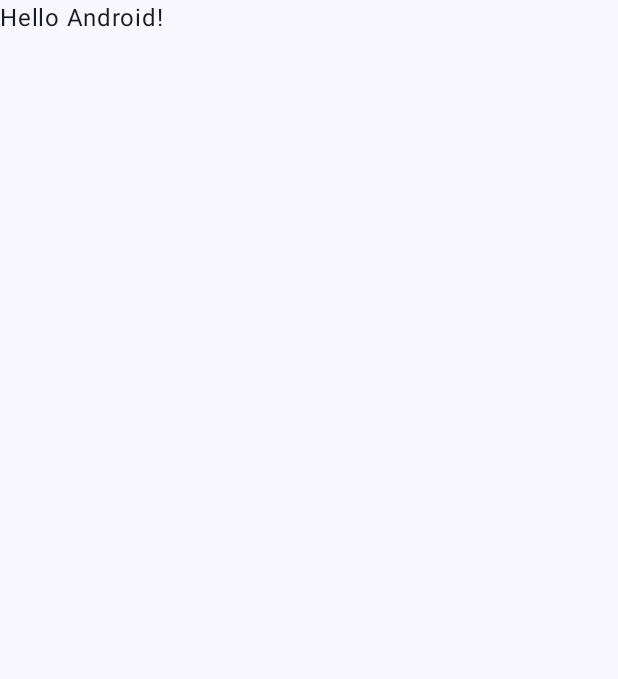
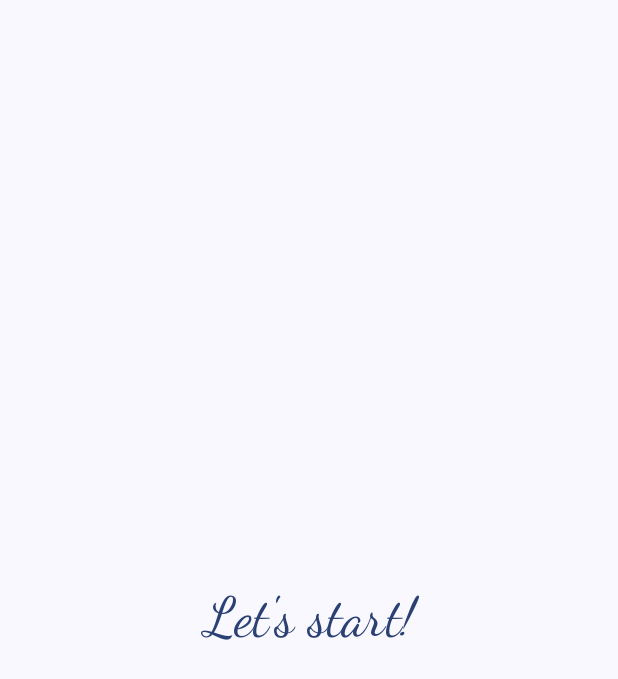
Before and after one commit to B3r3z/HangMan, an Android app built with Jetpack Compose: the screen it shows after launch (MainActivity), on a phone screen of 412 x 824 dp. Before the commit the part shown is almost empty. Shown: the top 679 px of the screen. Run offline under Robolectric (Android 15) with nearby library versions, the phone set to English and light mode, and no system bars.

```diff
--- a/app/src/main/java/com/example/hangman/MainActivity.kt
+++ b/app/src/main/java/com/example/hangman/MainActivity.kt
@@ -1,16 +1,30 @@
 package com.example.hangman
 
 import android.os.Bundle
+import android.service.autofill.OnClickAction
+import android.util.Log
 import androidx.activity.ComponentActivity
 import androidx.activity.compose.setContent
 import androidx.activity.enableEdgeToEdge
+import androidx.compose.foundation.layout.Arrangement
+import androidx.compose.foundation.layout.Column
 import androidx.compose.foundation.layout.fillMaxSize
 import androidx.compose.foundation.layout.padding
+import androidx.compose.material3.MaterialTheme.colorScheme
 import androidx.compose.material3.Scaffold
 import androidx.compose.material3.Text
+import androidx.compose.material3.TextButton
 import androidx.compose.runtime.Composable
+import androidx.compose.ui.Alignment
 import androidx.compose.ui.Modifier
+import androidx.compose.ui.graphics.Color
+import androidx.compose.ui.res.stringArrayResource
+import androidx.compose.ui.res.stringResource
+import androidx.compose.ui.text.font.FontFamily
+import androidx.compose.ui.text.style.TextAlign
 import androidx.compose.ui.tooling.preview.Preview
+import androidx.compose.ui.unit.dp
+import androidx.compose.ui.unit.sp
 import com.example.hangman.ui.theme.HangManTheme
 
 class MainActivity : ComponentActivity() {
@@ -19,29 +33,64 @@ class MainActivity : ComponentActivity() {
         enableEdgeToEdge()
         setContent {
             HangManTheme {
-                Scaffold(modifier = Modifier.fillMaxSize()) { innerPadding ->
-                    Greeting(
-                        name = "Android",
-                        modifier = Modifier.padding(innerPadding)
-                    )
-                }
+                MainScreen()
             }
         }
     }
 }
 
 @Composable
-fun Greeting(name: String, modifier: Modifier = Modifier) {
-    Text(
-        text = "Hello $name!",
-        modifier = modifier
-    )
+fun GameStartButton(text: String, enabled: Boolean, textColor: Color, modifier: Modifier = Modifier, onClick:() ->Unit){
+    TextButton(onClick = onClick, enabled=enabled) {
+        Text(
+            text = text,
+            textAlign = TextAlign.Center,
+            color = if (enabled) textColor else textColor.copy(alpha = 0.5F),
+            fontFamily = FontFamily.Cursive,
+            fontSize = 36.sp,
+            modifier = Modifier
+                .padding(16.dp)
+        )
+    }
+}
+@Composable
+fun MainScreen(modifier: Modifier = Modifier) {
+    val myArrayWords = stringArrayResource(id = R.array.hangman_words)
+    // The Scaffold is a "canvas" for the screen. It provides a surface for the content.
+    Scaffold(modifier = Modifier.fillMaxSize()) { innerPadding ->
+        // The Column is a composable that places its children in a vertical sequence.
+        Column(
+            horizontalAlignment = Alignment.CenterHorizontally, // Center the children horizontally
+            verticalArrangement = Arrangement.Center, // Center the children vertically
+            modifier = Modifier
+                .padding(innerPadding)
+                .fillMaxSize() // Fill the whole screen
+        ) {
+            GameStartButton(
+                text = stringResource(R.string.let_s_start),
+                enabled = true,
+                textColor = colorScheme.primary,
+            ) {
+                // NOTE: This is the trailing lambda of the GameStartButton composable that is called
+                // when the button is clicked. Basically it's the onClick argument of the
+                // GameStartButton composable function
+                val myWords = getMysteryWord(words = myArrayWords)
+                Log.d("MainActivity", "Mystery word: $myWords")
+
+            }
+        }
+    }
 }
 
-@Preview(showBackground = true)
+private fun getMysteryWord(words: Array<String>): String { // Accepts words array
+    return words.random().uppercase()
+}
+
+
+@Preview
 @Composable
-fun GreetingPreview() {
-    HangManTheme {
-        Greeting("Android")
+fun MainScreenPreview() {
+    HangManTheme{
+        MainScreen()
     }
 }
--- a/app/src/main/res/values/array_of_words.xml
+++ b/app/src/main/res/values/array_of_words.xml
@@ -1,2 +1,17 @@
 <?xml version="1.0" encoding="utf-8"?>
-<resources></resources>
+<resources>
+    <string-array name="hangman_words">
+        <item>kot</item>
+        <item>pies</item>
+        <item>samochód</item>
+        <item>krzesło</item>
+        <item>komputer</item>
+        <item>telewizor</item>
+        <item>telefon</item>
+        <item>książka</item>
+        <item>kawa</item>
+        <item>herbata</item>
+        <item>czekolada</item>
+        <item>kalendarz</item>
+    </string-array>
+</resources>
--- a/app/src/main/res/values/strings.xml
+++ b/app/src/main/res/values/strings.xml
@@ -1,3 +1,4 @@
 <resources>
     <string name="app_name">HangMan</string>
+    <string name="let_s_start">Let\'s start!</string>s
 </resources>
```
